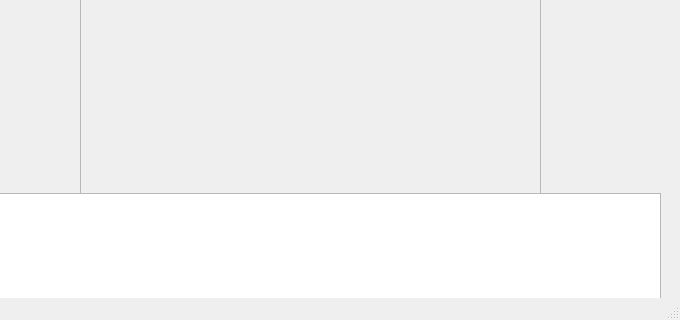
The window that intercom/mainwindow.ui (5VegetableDog5/MyServerDemo) describes before a commit, drawn with Qt 5; both pictures show x 120 to 800 and y 280 to 600 of the 800 by 600 pixel window.
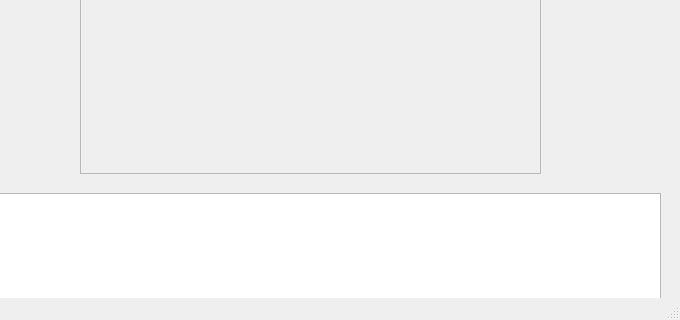
The same window after the commit. The open tabs and pages were chosen to show the change.

```diff
--- a/intercom/mainwindow.ui
+++ b/intercom/mainwindow.ui
@@ -36,7 +36,7 @@
       <x>180</x>
       <y>60</y>
       <width>501</width>
-      <height>401</height>
+      <height>381</height>
      </rect>
     </property>
     <property name="currentIndex">
@@ -62,7 +62,7 @@
         <x>20</x>
         <y>90</y>
         <width>461</width>
-        <height>301</height>
+        <height>281</height>
        </rect>
       </property>
       <property name="widgetResizable">
@@ -74,7 +74,7 @@
          <x>0</x>
          <y>0</y>
          <width>459</width>
-         <height>299</height>
+         <height>279</height>
         </rect>
        </property>
       </widget>
```
